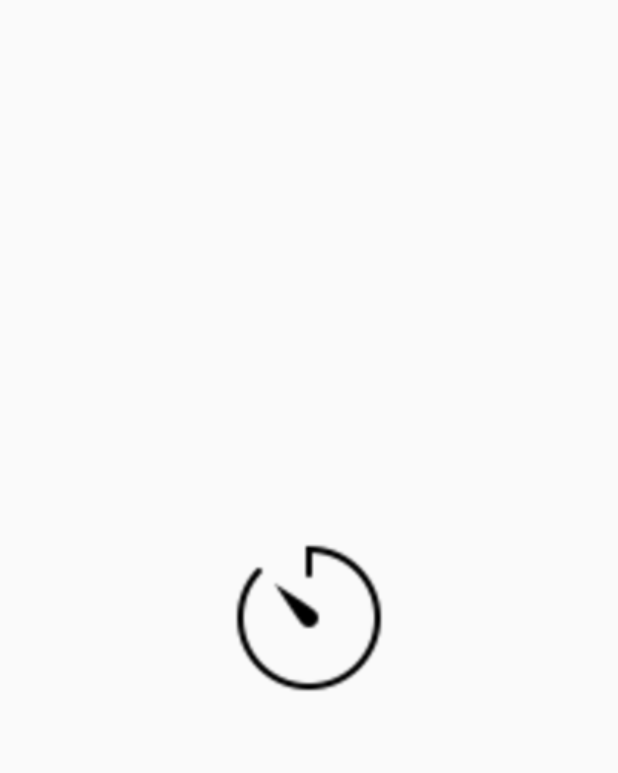
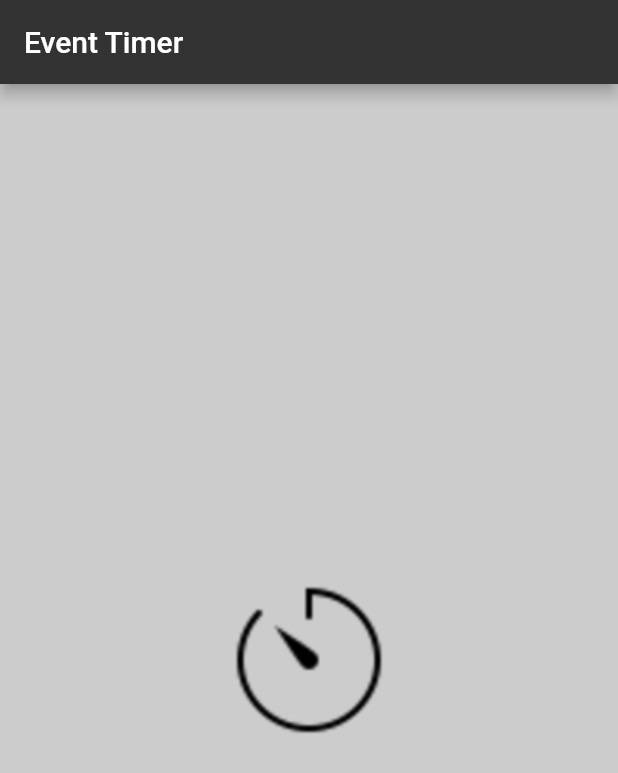
Before and after one commit to applevinc/event_timer, a Flutter app: the screen it shows after launch, on a phone screen of 412 x 824 dp. Shown: the top 773 px of the screen. Run offline on Flutter 3.47's test engine with Material 2 defaults, Android fonts, the light colour scheme and no system bars; our stand-ins replace flutter_screenutil.

Commit message:
theme setup

```diff
--- a/lib/main.dart
+++ b/lib/main.dart
@@ -1,16 +1,24 @@
+import 'package:event_timer/view/style/theme.dart';
 import 'package:flutter/material.dart';
+import 'package:flutter_screenutil/flutter_screenutil.dart';
 
-void main() {
-  runApp(MyApp());
-}
+void main() => runApp(MyApp());
 
 class MyApp extends StatelessWidget {
   @override
   Widget build(BuildContext context) {
-    return MaterialApp(
-      title: 'Flutter Demo',
-      home: Scaffold(
-        body: Center(child: Image.asset('assets/logo.png')),
+    return ScreenUtilInit(
+      designSize: const Size(390, 844),
+      builder: () => MaterialApp(
+        title: 'Flutter Demo',
+        debugShowCheckedModeBanner: false,
+        theme: AppTheme.defaultTheme(),
+        home: Scaffold(
+          appBar: AppBar(
+            title: Text('Event Timer'),
+          ),
+          body: Center(child: Image.asset('assets/logo.png')),
+        ),
       ),
     );
   }
--- /dev/null
+++ b/lib/view/style/colors.dart
@@ -0,0 +1,7 @@
+import 'package:flutter/cupertino.dart';
+
+class AppColors {
+  static Color lightGrey = Color(0xffCCCCCC);
+  static Color darkGrey = Color(0xff666666);
+  static Color darkerGrey = Color(0xff333333);
+}
--- /dev/null
+++ b/lib/view/style/theme.dart
@@ -0,0 +1,15 @@
+import 'package:event_timer/view/style/colors.dart';
+import 'package:flutter/material.dart';
+
+class AppTheme {
+  static ThemeData defaultTheme() {
+    return ThemeData(
+      scaffoldBackgroundColor: AppColors.lightGrey,
+      accentColor: AppColors.darkerGrey,
+      appBarTheme: AppBarTheme(
+        backgroundColor: AppColors.darkerGrey,
+        brightness: Brightness.dark,
+      ),
+    );
+  }
+}
--- a/pubspec.yaml
+++ b/pubspec.yaml
@@ -23,6 +23,8 @@ environment:
 dependencies:
   flutter:
     sdk: flutter
+
+  flutter_screenutil: ^5.0.0+2
 
 
   # The following adds the Cupertino Icons font to your application.
```
Also changed, not shown: pubspec.lock.
